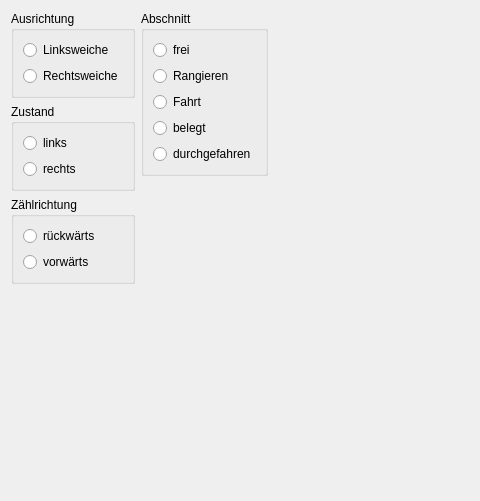
This is MRW-WidgetStudy/switchstudy.ui in stmork/mrw-track-control-ng as Qt 5 draws it before an edit; both pictures show x 0 to 480 and y 0 to 501 of the 949 by 501 pixel window. The edited form follows.
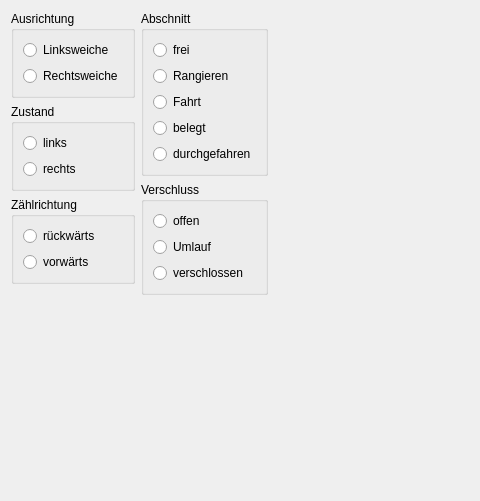
This is the edited form. Custom widgets are drawn as their Qt base class.

Patch:
```diff
--- a/MRW-WidgetStudy/switchstudy.ui
+++ b/MRW-WidgetStudy/switchstudy.ui
@@ -101,7 +101,7 @@
     </layout>
    </item>
    <item>
-    <layout class="QVBoxLayout" name="verticalLayout_6">
+    <layout class="QVBoxLayout" name="verticalLayout_7">
      <item>
       <widget class="QGroupBox" name="groupBox_4">
        <property name="title">
@@ -146,6 +146,36 @@
        </layout>
       </widget>
      </item>
+     <item>
+      <widget class="QGroupBox" name="groupBox_5">
+       <property name="title">
+        <string>Verschluss</string>
+       </property>
+       <layout class="QVBoxLayout" name="verticalLayout_6">
+        <item>
+         <widget class="QRadioButton" name="openButton">
+          <property name="text">
+           <string>offen</string>
+          </property>
+         </widget>
+        </item>
+        <item>
+         <widget class="QRadioButton" name="transitButton">
+          <property name="text">
+           <string>Umlauf</string>
+          </property>
+         </widget>
+        </item>
+        <item>
+         <widget class="QRadioButton" name="closedButton">
+          <property name="text">
+           <string>verschlossen</string>
+          </property>
+         </widget>
+        </item>
+       </layout>
+      </widget>
+     </item>
      <item>
       <spacer name="verticalSpacer_2">
        <property name="orientation">
```
